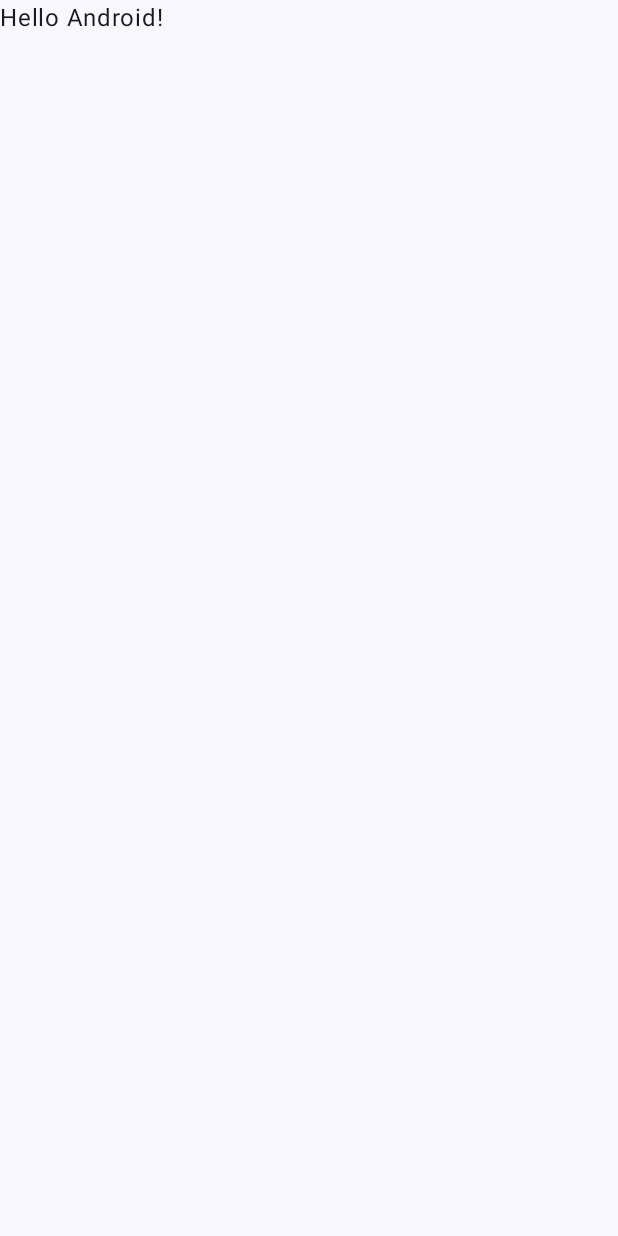
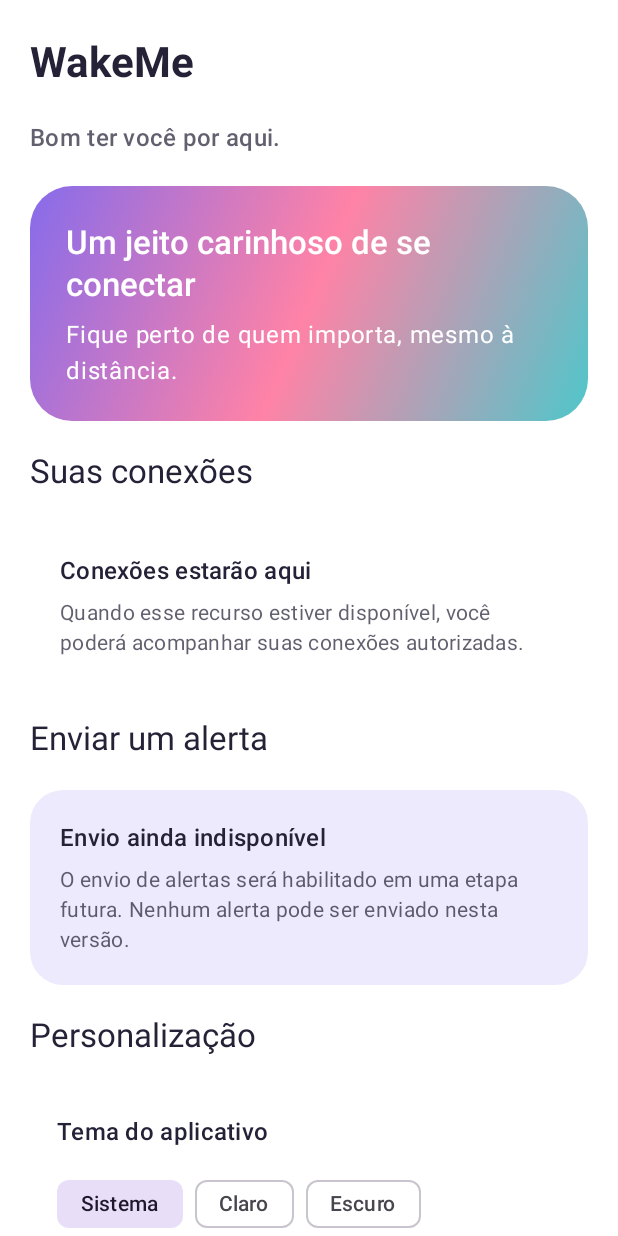
Before and after one commit to giimendonca/WakeMe, an Android app built with Jetpack Compose: the screen it shows after launch (MainActivity), on a phone screen of 412 x 824 dp. Before the commit the screen is almost empty. Run offline under Robolectric (Android 15) with nearby library versions, the phone set to English and light mode, and no system bars.

Commit message:
Implement theme system and initial home screen

```diff
--- a/app/build.gradle.kts
+++ b/app/build.gradle.kts
@@ -50,6 +50,7 @@ dependencies {
     implementation(libs.androidx.compose.ui.graphics)
     implementation(libs.androidx.compose.ui.tooling.preview)
     implementation(libs.androidx.compose.material3)
+    implementation(libs.androidx.datastore.preferences)
     testImplementation(libs.junit)
     androidTestImplementation(libs.androidx.junit)
     androidTestImplementation(libs.androidx.espresso.core)
--- a/app/src/main/java/com/wakeme/app/MainActivity.kt
+++ b/app/src/main/java/com/wakeme/app/MainActivity.kt
@@ -4,44 +4,41 @@ import android.os.Bundle
 import androidx.activity.ComponentActivity
 import androidx.activity.compose.setContent
 import androidx.activity.enableEdgeToEdge
+import androidx.compose.runtime.collectAsState
+import androidx.compose.runtime.getValue
 import androidx.compose.foundation.layout.fillMaxSize
-import androidx.compose.foundation.layout.padding
-import androidx.compose.material3.Scaffold
-import androidx.compose.material3.Text
-import androidx.compose.runtime.Composable
+import androidx.compose.material3.Surface
 import androidx.compose.ui.Modifier
-import androidx.compose.ui.tooling.preview.Preview
+import androidx.lifecycle.lifecycleScope
+import com.wakeme.app.data.preferences.ThemePreference
+import com.wakeme.app.data.preferences.ThemePreferencesRepository
+import com.wakeme.app.ui.screens.home.HomeScreen
 import com.wakeme.app.ui.theme.WakeMeTheme
+import kotlinx.coroutines.launch
 
 class MainActivity : ComponentActivity() {
+    private val preferencesRepository by lazy { ThemePreferencesRepository(applicationContext) }
+
     override fun onCreate(savedInstanceState: Bundle?) {
         super.onCreate(savedInstanceState)
         enableEdgeToEdge()
         setContent {
-            WakeMeTheme {
-                Scaffold(modifier = Modifier.fillMaxSize()) { innerPadding ->
-                    Greeting(
-                        name = "Android",
-                        modifier = Modifier.padding(innerPadding)
+            val themePreference by preferencesRepository.themePreference.collectAsState(initial = ThemePreference.SYSTEM)
+            val darkTheme = when (themePreference) {
+                ThemePreference.SYSTEM -> androidx.compose.foundation.isSystemInDarkTheme()
+                ThemePreference.LIGHT -> false
+                ThemePreference.DARK -> true
+            }
+            WakeMeTheme(darkTheme = darkTheme) {
+                Surface(modifier = Modifier.fillMaxSize()) {
+                    HomeScreen(
+                        themePreference = themePreference,
+                        onThemePreferenceChange = { preference ->
+                            lifecycleScope.launch { preferencesRepository.setThemePreference(preference) }
+                        }
                     )
                 }
             }
         }
     }
 }
-
-@Composable
-fun Greeting(name: String, modifier: Modifier = Modifier) {
-    Text(
-        text = "Hello $name!",
-        modifier = modifier
-    )
-}
-
-@Preview(showBackground = true)
-@Composable
-fun GreetingPreview() {
-    WakeMeTheme {
-        Greeting("Android")
-    }
-}
--- /dev/null
+++ b/app/src/main/java/com/wakeme/app/data/preferences/ThemePreference.kt
@@ -0,0 +1,12 @@
+package com.wakeme.app.data.preferences
+
+enum class ThemePreference {
+    SYSTEM,
+    LIGHT,
+    DARK;
+
+    companion object {
+        fun fromStoredValue(value: String?): ThemePreference =
+            entries.firstOrNull { it.name == value } ?: SYSTEM
+    }
+}
--- /dev/null
+++ b/app/src/main/java/com/wakeme/app/data/preferences/ThemePreferencesRepository.kt
@@ -0,0 +1,26 @@
+package com.wakeme.app.data.preferences
+
+import android.content.Context
+import androidx.datastore.preferences.core.edit
+import androidx.datastore.preferences.core.stringPreferencesKey
+import androidx.datastore.preferences.preferencesDataStore
+import kotlinx.coroutines.flow.Flow
+import kotlinx.coroutines.flow.map
+
+private val Context.themeDataStore by preferencesDataStore(name = "user_preferences")
+
+class ThemePreferencesRepository(private val context: Context) {
+    val themePreference: Flow<ThemePreference> = context.themeDataStore.data.map { preferences ->
+        ThemePreference.fromStoredValue(preferences[THEME_KEY])
+    }
+
+    suspend fun setThemePreference(themePreference: ThemePreference) {
+        context.themeDataStore.edit { preferences ->
+            preferences[THEME_KEY] = themePreference.name
+        }
+    }
+
+    private companion object {
+        val THEME_KEY = stringPreferencesKey("theme_preference")
+    }
+}
--- /dev/null
+++ b/app/src/main/java/com/wakeme/app/ui/components/GradientCard.kt
@@ -0,0 +1,25 @@
+package com.wakeme.app.ui.components
+
+import androidx.compose.foundation.background
+import androidx.compose.foundation.layout.Box
+import androidx.compose.foundation.layout.BoxScope
+import androidx.compose.foundation.layout.fillMaxWidth
+import androidx.compose.foundation.shape.RoundedCornerShape
+import androidx.compose.ui.Modifier
+import androidx.compose.ui.draw.clip
+import androidx.compose.ui.graphics.Brush
+import androidx.compose.runtime.Composable
+import androidx.compose.ui.unit.dp
+import com.wakeme.app.ui.theme.WakeMePalette
+
+@Composable
+fun GradientCard(darkTheme: Boolean, content: @Composable BoxScope.() -> Unit) {
+    val colors = if (darkTheme) WakeMePalette.DarkGradient else WakeMePalette.LightGradient
+    Box(
+        modifier = Modifier
+            .fillMaxWidth()
+            .clip(RoundedCornerShape(28.dp))
+            .background(Brush.linearGradient(colors.map { it.copy(alpha = 0.88f) })),
+        content = content
+    )
+}
--- /dev/null
+++ b/app/src/main/java/com/wakeme/app/ui/components/SectionTitle.kt
@@ -0,0 +1,16 @@
+package com.wakeme.app.ui.components
+
+import androidx.compose.material3.MaterialTheme
+import androidx.compose.material3.Text
+import androidx.compose.runtime.Composable
+import androidx.compose.ui.Modifier
+
+@Composable
+fun SectionTitle(title: String, modifier: Modifier = Modifier) {
+    Text(
+        text = title,
+        style = MaterialTheme.typography.titleLarge,
+        color = MaterialTheme.colorScheme.onBackground,
+        modifier = modifier
+    )
+}
--- /dev/null
+++ b/app/src/main/java/com/wakeme/app/ui/screens/home/HomeScreen.kt
@@ -0,0 +1,109 @@
+package com.wakeme.app.ui.screens.home
+
+import androidx.compose.foundation.layout.Arrangement
+import androidx.compose.foundation.layout.BoxWithConstraints
+import androidx.compose.foundation.layout.Column
+import androidx.compose.foundation.layout.Row
+import androidx.compose.foundation.layout.Spacer
+import androidx.compose.foundation.layout.fillMaxSize
+import androidx.compose.foundation.layout.fillMaxWidth
+import androidx.compose.foundation.layout.height
+import androidx.compose.foundation.layout.padding
+import androidx.compose.foundation.layout.width
+import androidx.compose.foundation.rememberScrollState
+import androidx.compose.foundation.verticalScroll
+import androidx.compose.foundation.shape.RoundedCornerShape
+import androidx.compose.material3.Card
+import androidx.compose.material3.CardDefaults
+import androidx.compose.material3.FilterChip
+import androidx.compose.material3.MaterialTheme
+import androidx.compose.material3.Surface
+import androidx.compose.material3.Text
+import androidx.compose.foundation.isSystemInDarkTheme
+import androidx.compose.runtime.Composable
+import androidx.compose.ui.Alignment
+import androidx.compose.ui.Modifier
+import androidx.compose.ui.text.font.FontWeight
+import androidx.compose.ui.unit.dp
+import com.wakeme.app.data.preferences.ThemePreference
+import com.wakeme.app.ui.components.GradientCard
+import com.wakeme.app.ui.components.SectionTitle
+
+@Composable
+fun HomeScreen(
+    themePreference: ThemePreference,
+    onThemePreferenceChange: (ThemePreference) -> Unit
+) {
+    val darkTheme = when (themePreference) {
+        ThemePreference.SYSTEM -> isSystemInDarkTheme()
+        ThemePreference.LIGHT -> false
+        ThemePreference.DARK -> true
+    }
+    BoxWithConstraints(modifier = Modifier.fillMaxSize()) {
+        val contentWidth = if (maxWidth > 700.dp) 680.dp else maxWidth
+        Column(
+            modifier = Modifier
+                .fillMaxSize()
+                .verticalScroll(rememberScrollState())
+                .padding(horizontal = 20.dp, vertical = 24.dp)
+                .width(contentWidth)
+                .align(Alignment.TopCenter),
+            verticalArrangement = Arrangement.spacedBy(20.dp)
+        ) {
+            Text("WakeMe", style = MaterialTheme.typography.headlineMedium, fontWeight = FontWeight.Bold)
+            Text("Bom ter você por aqui.", style = MaterialTheme.typography.titleMedium, color = MaterialTheme.colorScheme.onBackground.copy(alpha = 0.72f))
+
+            GradientCard(darkTheme = darkTheme) {
+                Column(Modifier.padding(24.dp), verticalArrangement = Arrangement.spacedBy(10.dp)) {
+                    Text("Um jeito carinhoso de se conectar", style = MaterialTheme.typography.titleLarge, color = MaterialTheme.colorScheme.onPrimary, fontWeight = FontWeight.SemiBold)
+                    Text("Fique perto de quem importa, mesmo à distância.", style = MaterialTheme.typography.bodyLarge, color = MaterialTheme.colorScheme.onPrimary)
+                }
+            }
+
+            SectionTitle("Suas conexões")
+            InfoCard("Conexões estarão aqui", "Quando esse recurso estiver disponível, você poderá acompanhar suas conexões autorizadas.")
+
+            SectionTitle("Enviar um alerta")
+            InfoCard("Envio ainda indisponível", "O envio de alertas será habilitado em uma etapa futura. Nenhum alerta pode ser enviado nesta versão.", highlighted = true)
+
+            SectionTitle("Personalização")
+            Card(shape = RoundedCornerShape(22.dp), colors = CardDefaults.cardColors(containerColor = MaterialTheme.colorScheme.surface)) {
+                Column(Modifier.padding(18.dp), verticalArrangement = Arrangement.spacedBy(12.dp)) {
+                    Text("Tema do aplicativo", style = MaterialTheme.typography.titleMedium, fontWeight = FontWeight.SemiBold)
+                    Row(horizontalArrangement = Arrangement.spacedBy(8.dp)) {
+                        ThemePreference.entries.forEach { option ->
+                            FilterChip(
+                                selected = themePreference == option,
+                                onClick = { onThemePreferenceChange(option) },
+                                label = { Text(option.label()) }
+                            )
+                        }
+                    }
+                    Text("Wallpapers e outras opções visuais estarão disponíveis futuramente.", style = MaterialTheme.typography.bodyMedium, color = MaterialTheme.colorScheme.onSurface.copy(alpha = 0.7f))
+                }
+            }
+            Spacer(Modifier.height(8.dp))
+        }
+    }
+}
+
+@Composable
+private fun InfoCard(title: String, description: String, highlighted: Boolean = false) {
+    Card(
+        shape = RoundedCornerShape(22.dp),
+        colors = CardDefaults.cardColors(
+            containerColor = if (highlighted) MaterialTheme.colorScheme.primary.copy(alpha = 0.12f) else MaterialTheme.colorScheme.surface
+        )
+    ) {
+        Column(Modifier.padding(20.dp), verticalArrangement = Arrangement.spacedBy(6.dp)) {
+            Text(title, style = MaterialTheme.typography.titleMedium, fontWeight = FontWeight.SemiBold)
+            Text(description, style = MaterialTheme.typography.bodyMedium, color = MaterialTheme.colorScheme.onSurface.copy(alpha = 0.72f))
+        }
+    }
+}
+
+private fun ThemePreference.label(): String = when (this) {
+    ThemePreference.SYSTEM -> "Sistema"
+    ThemePreference.LIGHT -> "Claro"
+    ThemePreference.DARK -> "Escuro"
+}
--- a/app/src/main/java/com/wakeme/app/ui/theme/Color.kt
+++ b/app/src/main/java/com/wakeme/app/ui/theme/Color.kt
@@ -2,10 +2,21 @@ package com.wakeme.app.ui.theme
 
 import androidx.compose.ui.graphics.Color
 
-val Purple80 = Color(0xFFD0BCFF)
-val PurpleGrey80 = Color(0xFFCCC2DC)
-val Pink80 = Color(0xFFEFB8C8)
+object WakeMePalette {
+    val LightBackground = Color(0xFFF8F7FC)
+    val LightSurface = Color(0xFFFFFFFF)
+    val LightPrimary = Color(0xFF7657E8)
+    val LightSecondary = Color(0xFFFF719A)
+    val LightAccent = Color(0xFF36BFC3)
+    val LightText = Color(0xFF252238)
 
-val Purple40 = Color(0xFF6650a4)
-val PurpleGrey40 = Color(0xFF625b71)
-val Pink40 = Color(0xFF7D5260)
+    val DarkBackground = Color(0xFF11111B)
+    val DarkSurface = Color(0xFF1D1B2B)
+    val DarkPrimary = Color(0xFFA78BFA)
+    val DarkSecondary = Color(0xFFF472B6)
+    val DarkAccent = Color(0xFF4DD6D0)
+    val DarkText = Color(0xFFF5F1FF)
+
+    val LightGradient = listOf(LightPrimary, LightSecondary, LightAccent)
+    val DarkGradient = listOf(DarkPrimary, DarkSecondary, DarkAccent)
+}
--- a/app/src/main/java/com/wakeme/app/ui/theme/Theme.kt
+++ b/app/src/main/java/com/wakeme/app/ui/theme/Theme.kt
@@ -1,57 +1,45 @@
 package com.wakeme.app.ui.theme
 
-import android.app.Activity
-import android.os.Build
 import androidx.compose.foundation.isSystemInDarkTheme
 import androidx.compose.material3.MaterialTheme
 import androidx.compose.material3.darkColorScheme
-import androidx.compose.material3.dynamicDarkColorScheme
-import androidx.compose.material3.dynamicLightColorScheme
 import androidx.compose.material3.lightColorScheme
 import androidx.compose.runtime.Composable
-import androidx.compose.ui.platform.LocalContext
+import androidx.compose.ui.graphics.Color
 
 private val DarkColorScheme = darkColorScheme(
-    primary = Purple80,
-    secondary = PurpleGrey80,
-    tertiary = Pink80
+    primary = WakeMePalette.DarkPrimary,
+    onPrimary = Color(0xFF28145E),
+    secondary = WakeMePalette.DarkSecondary,
+    onSecondary = Color(0xFF4D102F),
+    tertiary = WakeMePalette.DarkAccent,
+    onTertiary = Color(0xFF003738),
+    background = WakeMePalette.DarkBackground,
+    onBackground = WakeMePalette.DarkText,
+    surface = WakeMePalette.DarkSurface,
+    onSurface = WakeMePalette.DarkText
 )
 
 private val LightColorScheme = lightColorScheme(
-    primary = Purple40,
-    secondary = PurpleGrey40,
-    tertiary = Pink40
-
-    /* Other default colors to override
-    background = Color(0xFFFFFBFE),
-    surface = Color(0xFFFFFBFE),
+    primary = WakeMePalette.LightPrimary,
     onPrimary = Color.White,
-    onSecondary = Color.White,
-    onTertiary = Color.White,
-    onBackground = Color(0xFF1C1B1F),
-    onSurface = Color(0xFF1C1B1F),
-    */
+    secondary = WakeMePalette.LightSecondary,
+    onSecondary = Color(0xFF4A1028),
+    tertiary = WakeMePalette.LightAccent,
+    onTertiary = Color(0xFF003738),
+    background = WakeMePalette.LightBackground,
+    onBackground = WakeMePalette.LightText,
+    surface = WakeMePalette.LightSurface,
+    onSurface = WakeMePalette.LightText
 )
 
 @Composable
 fun WakeMeTheme(
     darkTheme: Boolean = isSystemInDarkTheme(),
-    // Dynamic color is available on Android 12+
-    dynamicColor: Boolean = true,
     content: @Composable () -> Unit
 ) {
-    val colorScheme = when {
-        dynamicColor && Build.VERSION.SDK_INT >= Build.VERSION_CODES.S -> {
-            val context = LocalContext.current
-            if (darkTheme) dynamicDarkColorScheme(context) else dynamicLightColorScheme(context)
-        }
-
-        darkTheme -> DarkColorScheme
-        else -> LightColorScheme
-    }
-
     MaterialTheme(
-        colorScheme = colorScheme,
+        colorScheme = if (darkTheme) DarkColorScheme else LightColorScheme,
         typography = Typography,
         content = content
     )
--- a/gradle/libs.versions.toml
+++ b/gradle/libs.versions.toml
@@ -8,6 +8,7 @@ espressoCore = "3.5.1"
 lifecycleRuntimeKtx = "2.6.1"
 activityCompose = "1.8.0"
 composeBom = "2024.09.00"
+datastore = "1.1.1"
 
 [libraries]
 androidx-core-ktx = { group = "androidx.core", name = "core-ktx", version.ref = "coreKtx" }
@@ -24,6 +25,7 @@ androidx-compose-ui-tooling-preview = { group = "androidx.compose.ui", name = "u
 androidx-compose-ui-test-manifest = { group = "androidx.compose.ui", name = "ui-test-manifest" }
 androidx-compose-ui-test-junit4 = { group = "androidx.compose.ui", name = "ui-test-junit4" }
 androidx-compose-material3 = { group = "androidx.compose.material3", name = "material3" }
+androidx-datastore-preferences = { group = "androidx.datastore", name = "datastore-preferences", version.ref = "datastore" }
 
 [plugins]
 android-application = { id = "com.android.application", version.ref = "agp" }
```
Also changed, not shown: 4 other files.
